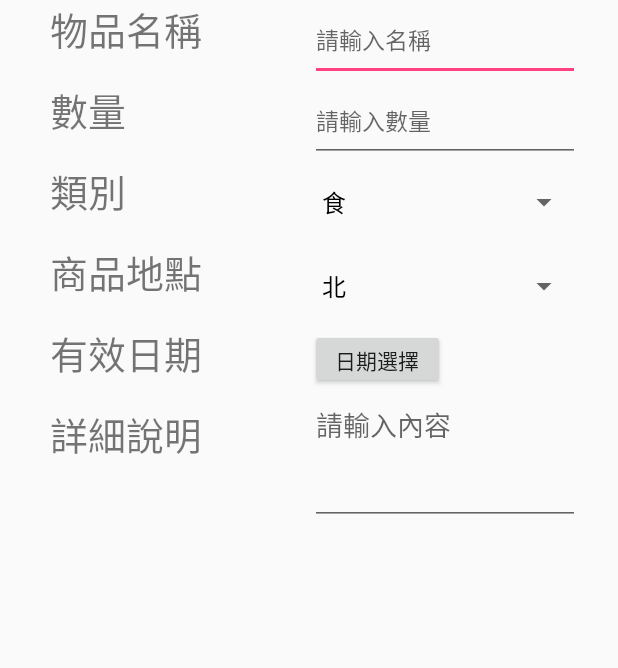
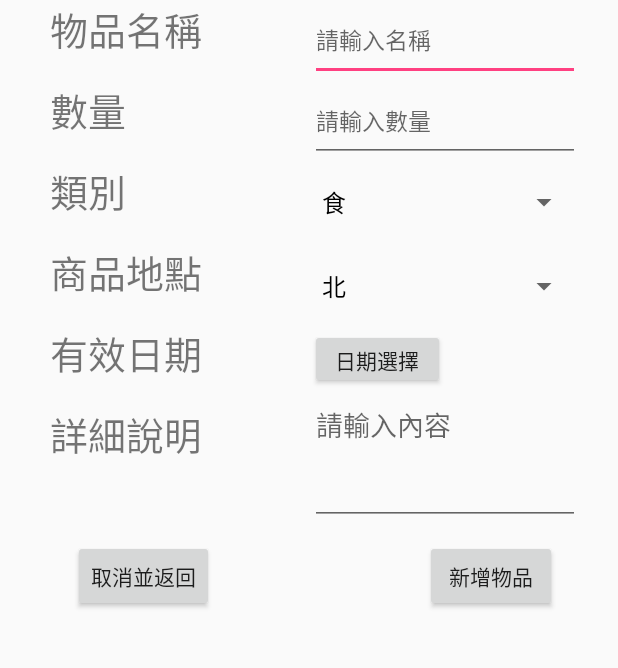
Before and after one commit to Apocalypse06/WeShareAPP, an Android app: the GoodsInsertActivity screen opened directly, with no data from a screen before it, on a phone screen of 412 x 824 dp, the part 473-1141 px from its top. Run offline under Robolectric (Android 15) with nearby library versions, the phone set to English and light mode, and no system bars; network calls fail.

Commit message:
物資箱新增物資按鍵"新增""返回" "新增"功能尚未

```diff
--- a/app/src/main/java/com/example/ntut/weshare/goods/GoodsInsertActivity.java
+++ b/app/src/main/java/com/example/ntut/weshare/goods/GoodsInsertActivity.java
@@ -66,7 +66,7 @@ public class GoodsInsertActivity extends AppCompatActivity {
         spLoc.setAdapter(locList);
         findViews();
 
-        final TextView tvDate = (TextView)findViewById(R.id.tv_showDate);
+        final Button backButton = (Button)findViewById(R.id.bt_BackGBList);
         final Button dateButton = (Button)findViewById(R.id.bt_date);
         dateButton.setOnClickListener(new View.OnClickListener(){
             @Override
@@ -85,6 +85,12 @@ public class GoodsInsertActivity extends AppCompatActivity {
                 }, mYear,mMonth, mDay).show();
             }
 
+        });
+        backButton.setOnClickListener(new View.OnClickListener() {
+            @Override
+            public void onClick(View view) {
+                finish();
+            }
         });
 
     }
--- a/app/src/main/res/layout/goods_new_fragment.xml
+++ b/app/src/main/res/layout/goods_new_fragment.xml
@@ -188,6 +188,28 @@
                 android:layout_alignEnd="@+id/et_comment"
                 android:layout_marginRight="12dp"
                 android:layout_marginEnd="12dp" />
+            <Button
+                android:text="新增物品"
+                android:layout_width="wrap_content"
+                android:layout_height="wrap_content"
+                android:id="@+id/bt_newGoodSubmit"
+                android:layout_marginTop="10dp"
+                android:layout_below="@id/et_comment"
+                android:layout_alignRight="@id/et_comment"
+                android:layout_alignEnd="@id/et_comment"
+                android:layout_marginBottom="51dp"
+                android:layout_marginRight="15dp"/>
+            <Button
+                android:text="取消並返回"
+                android:layout_width="wrap_content"
+                android:layout_height="wrap_content"
+                android:id="@+id/bt_BackGBList"
+                android:layout_marginTop="10dp"
+                android:layout_below="@id/et_comment"
+                android:layout_alignLeft="@id/textView14"
+                android:layout_alignStart="@id/textView14"
+                android:layout_marginBottom="51dp"
+                android:layout_marginLeft="15dp"/>
 
         </RelativeLayout>
     </ScrollView>
```
